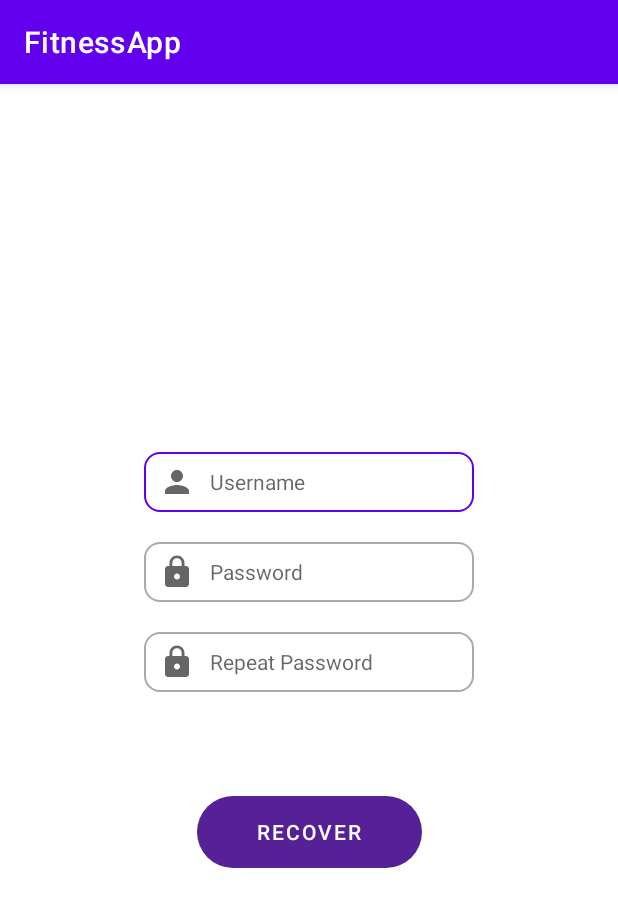
After one commit to tabanezjoao/SIMProject, an Android app: the PasswordRecoveryActivity screen opened directly, with no data from a screen before it, on a phone screen of 412 x 824 dp. The commit adds this screen. Shown: the top 907 px of the screen. Run offline under Robolectric (Android 15) with nearby library versions, the phone set to English and light mode, and no system bars.

Commit message:
Sensor, Password Recovery and changing database entitites
Database entitites still not done

```diff
--- a/FitnessApp/app/build.gradle
+++ b/FitnessApp/app/build.gradle
@@ -46,4 +46,7 @@ dependencies {
     implementation("androidx.room:room-runtime:$roomVersion")
     annotationProcessor("androidx.room:room-compiler:$roomVersion")
     kapt("androidx.room:room-compiler:$roomVersion")
+    implementation 'androidx.lifecycle:lifecycle-livedata-ktx:2.4.0'
+    implementation 'androidx.lifecycle:lifecycle-viewmodel-ktx:2.4.0'
+    implementation 'androidx.activity:activity-ktx:1.1.0'
 }
--- a/FitnessApp/app/src/main/AndroidManifest.xml
+++ b/FitnessApp/app/src/main/AndroidManifest.xml
@@ -3,6 +3,7 @@
     package="com.example.fitnessapp">
 
     <uses-permission android:name="android.permission.WRITE_EXTERNAL_STORAGE" />
+    <uses-permission android:name="android.permission.ACTIVITY_RECOGNITION" />
 
     <application
         android:allowBackup="true"
@@ -11,6 +12,9 @@
         android:roundIcon="@mipmap/ic_launcher_round"
         android:supportsRtl="true"
         android:theme="@style/Theme.FitnessApp">
+        <activity
+            android:name=".PasswordRecoveryActivity"
+            android:exported="true" />
         <activity
             android:name=".InformationActivity"
             android:exported="true" />
@@ -22,7 +26,7 @@
             android:exported="true" />
         <activity
             android:name=".MainActivity"
-            android:exported="true"/>
+            android:exported="true" />
         <activity
             android:name=".LoginActivity"
             android:exported="true">
--- a/FitnessApp/app/src/main/java/com/example/fitnessapp/LoginActivity.kt
+++ b/FitnessApp/app/src/main/java/com/example/fitnessapp/LoginActivity.kt
@@ -28,4 +28,10 @@ class LoginActivity : AppCompatActivity() {
         val intent = Intent(this, LoginProceedActivity::class.java)
         startActivity(intent)
     }
+
+    fun passwordRecovery(view: View)
+    {
+        val intent = Intent(this, PasswordRecoveryActivity::class.java)
+        startActivity(intent)
+    }
 }
--- a/FitnessApp/app/src/main/java/com/example/fitnessapp/database/DAO.kt
+++ b/FitnessApp/app/src/main/java/com/example/fitnessapp/database/DAO.kt
@@ -17,6 +17,9 @@ interface MyDao  {
     @Query("select * from users where username = :usernameInput")
     fun getUser(usernameInput: String):User
 
+    @Update
+    fun updateUser(user: User?)
+
     @Insert(onConflict = OnConflictStrategy.IGNORE)
     fun insertInformation(information: Information?)
 
@@ -26,4 +29,6 @@ interface MyDao  {
     @Transaction
     @Query("Select * from users where username = :usernameInput")
     fun getUserAndInformation(usernameInput: String): UserAndInformation
+
+
 }
--- a/FitnessApp/app/src/main/java/com/example/fitnessapp/database/Database.kt
+++ b/FitnessApp/app/src/main/java/com/example/fitnessapp/database/Database.kt
@@ -7,7 +7,7 @@ import androidx.room.Room
 import androidx.room.RoomDatabase
 import androidx.room.TypeConverters
 
-@Database(entities = [(User::class),(Information::class)],exportSchema = false, version = 6)
+@Database(entities = [(User::class),(Information::class),(Weight::class)],exportSchema = false, version = 7)
 //@TypeConverters(Converters::class)
 public abstract class MyDatabase : RoomDatabase() {
     abstract fun DAO(): MyDao
--- a/FitnessApp/app/src/main/res/layout/activity_login.xml
+++ b/FitnessApp/app/src/main/res/layout/activity_login.xml
@@ -25,6 +25,7 @@
         android:layout_height="wrap_content"
         android:text="@string/forgot_your_password"
         android:textSize="13sp"
+        android:onClick="passwordRecovery"
         app:layout_constraintTop_toBottomOf="@id/button_login"
         app:layout_constraintLeft_toLeftOf="parent"
         app:layout_constraintRight_toRightOf="parent"
--- /dev/null
+++ b/FitnessApp/app/src/main/res/layout/activity_password_recovery.xml
@@ -0,0 +1,94 @@
+<?xml version="1.0" encoding="utf-8"?>
+<androidx.constraintlayout.widget.ConstraintLayout xmlns:android="http://schemas.android.com/apk/res/android"
+    xmlns:app="http://schemas.android.com/apk/res-auto"
+    xmlns:tools="http://schemas.android.com/tools"
+    android:layout_width="match_parent"
+    android:layout_height="match_parent"
+    tools:context=".PasswordRecoveryActivity">
+
+    <EditText
+        android:id="@+id/editTextusernameRecovery"
+        android:layout_width="220dp"
+        android:layout_height="40dp"
+        android:ems="10"
+        android:hint="@string/username"
+        android:background="@drawable/custom_input"
+        android:inputType="textPersonName"
+        android:textSize="14sp"
+        android:drawablePadding="10dp"
+        android:paddingStart="10dp"
+        android:drawableStart="@drawable/ic_person"
+        tools:layout_editor_absoluteX="95dp"
+        tools:layout_editor_absoluteY="183dp"
+        app:layout_constraintTop_toTopOf="parent"
+        app:layout_constraintLeft_toLeftOf="parent"
+        app:layout_constraintRight_toRightOf="parent"
+        app:layout_constraintBottom_toTopOf="@+id/editTextPasswordRecovery"
+        app:layout_constraintVertical_chainStyle="packed"
+        app:layout_constraintVertical_bias="0.50"
+        android:layout_marginBottom="20dp" />
+
+    <EditText
+        android:id="@+id/editTextPasswordRecovery"
+        android:layout_width="220dp"
+        android:layout_height="40dp"
+        android:ems="10"
+        android:hint="@string/Password"
+        android:background="@drawable/custom_input"
+        android:drawablePadding="10dp"
+        android:paddingStart="10dp"
+        android:textSize="14sp"
+        android:drawableStart="@drawable/ic_lock"
+        android:inputType="textPassword"
+        app:layout_constraintTop_toBottomOf="@id/editTextusernameRecovery"
+        app:layout_constraintLeft_toLeftOf="parent"
+        app:layout_constraintRight_toRightOf="parent"
+        app:layout_constraintBottom_toTopOf="@id/editTextPasswordRecovery2"
+        android:layout_marginBottom="20dp"/>
+
+    <EditText
+        android:id="@+id/editTextPasswordRecovery2"
+        android:layout_width="220dp"
+        android:layout_height="40dp"
+        android:ems="10"
+        android:hint="Repeat Password"
+        android:background="@drawable/custom_input"
+        android:drawablePadding="10dp"
+        android:paddingStart="10dp"
+        android:textSize="14sp"
+        android:drawableStart="@drawable/ic_lock"
+        android:inputType="textPassword"
+        app:layout_constraintTop_toBottomOf="@id/editTextPasswordRecovery"
+        app:layout_constraintLeft_toLeftOf="parent"
+        app:layout_constraintRight_toRightOf="parent"
+        app:layout_constraintBottom_toTopOf="@id/textViewPasswordRecoveryError"/>
+
+    <TextView
+        android:id="@+id/textViewPasswordRecoveryError"
+        android:layout_width="wrap_content"
+        android:layout_height="wrap_content"
+        android:text="Password is not equal!"
+        android:visibility="invisible"
+        android:textColor="#AA162C"
+        app:layout_constraintTop_toBottomOf="@id/editTextPasswordRecovery2"
+        app:layout_constraintLeft_toLeftOf="parent"
+        app:layout_constraintRight_toRightOf="parent"
+        app:layout_constraintBottom_toTopOf="@+id/buttonPasswordRecovery"
+        android:layout_marginBottom="50dp"/>
+
+    <Button
+        android:id="@+id/buttonPasswordRecovery"
+        android:layout_width="150dp"
+        android:layout_height="wrap_content"
+        android:text="Recover"
+        android:background="@drawable/custom_button"
+        tools:layout_editor_absoluteX="158dp"
+        tools:layout_editor_absoluteY="397dp"
+        app:backgroundTint="#562197"
+        app:layout_constraintTop_toBottomOf="@id/textViewPasswordRecoveryError"
+        app:layout_constraintLeft_toLeftOf="parent"
+        app:layout_constraintRight_toRightOf="parent"
+        app:layout_constraintBottom_toBottomOf="parent"
+        android:onClick="passwordRecovered"/>
+
+</androidx.constraintlayout.widget.ConstraintLayout>
--- a/FitnessApp/app/src/main/res/values/strings.xml
+++ b/FitnessApp/app/src/main/res/values/strings.xml
@@ -13,4 +13,5 @@
     <string name="date">Date</string>
     <!-- TODO: Remove or change this placeholder text -->
     <string name="hello_blank_fragment">Hello blank fragment</string>
+    <string name="name">name</string>
 </resources>
```
Also changed, not shown: FitnessApp/app/src/main/java/com/example/fitnessapp/MainActivity.kt (+61 -6 lines), FitnessApp/app/src/main/java/com/example/fitnessapp/PasswordRecoveryActivity.kt (added, +57 -0 lines), FitnessApp/app/src/main/java/com/example/fitnessapp/SensorModel.kt (added, +72 -0 lines), FitnessApp/app/src/main/java/com/example/fitnessapp/SharedViewModel.kt (added, +31 -0 lines), FitnessApp/app/src/main/java/com/example/fitnessapp/database/entities.kt (+19 -1 lines).
